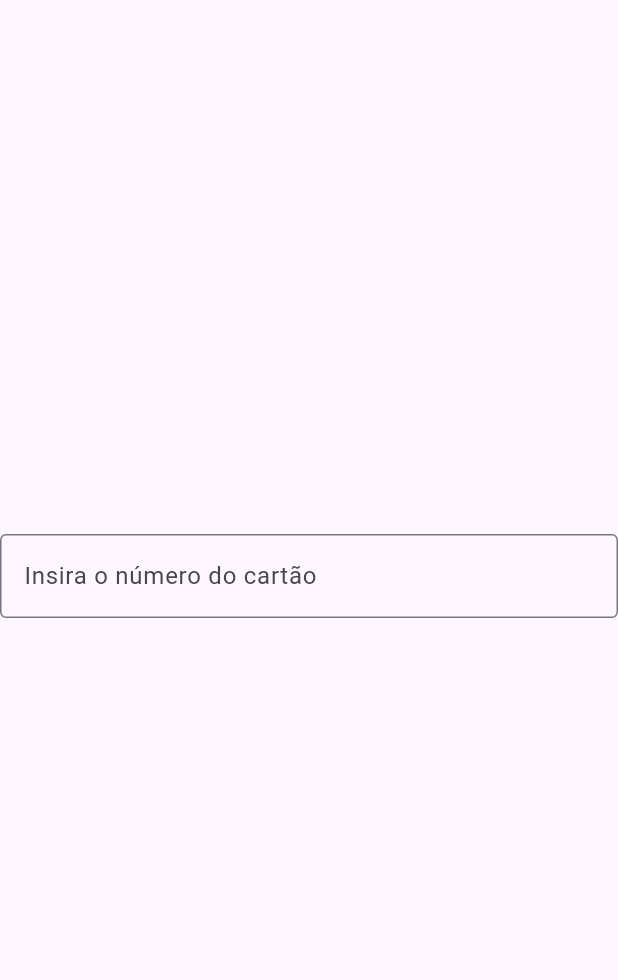
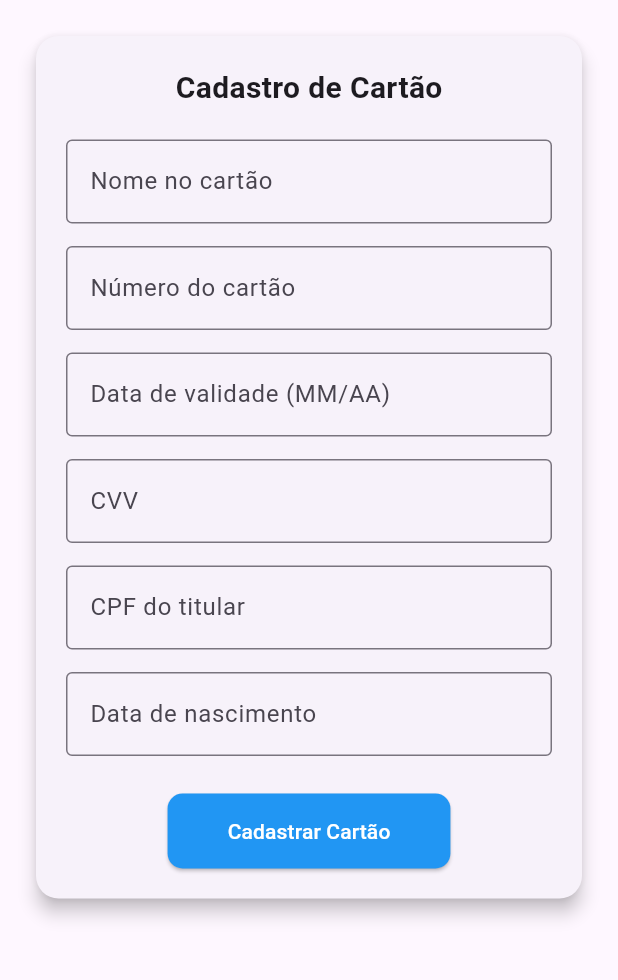
Before and after one commit to kauanvinicius9/CrediTech, a Flutter app: the NovoCartao screen opened directly, on a phone screen of 412 x 824 dp, the part 84-1064 px from its top. Run offline on Flutter 3.47's test engine with Material 3 defaults, Android fonts, the phone set to English and light mode, and no system bars.

Commit message:
new pages

```diff
--- a/bank/lib/novocartao.dart
+++ b/bank/lib/novocartao.dart
@@ -12,20 +12,103 @@ class NovoCartao extends StatelessWidget {
         backgroundColor: Colors.blue,
       ),
 
-      body: Center(
+      body: ListView(
+        padding: EdgeInsets.all(20),
+        children: [
+          Card(
+            elevation: 5,
+            shape: RoundedRectangleBorder(
+              borderRadius: BorderRadius.circular(15),
+            ),
+            child: Padding(
+              padding: EdgeInsets.all(20),
+
               child: Column(
-          mainAxisAlignment: MainAxisAlignment.center,
-          spacing: 30,
                 children: [
+                  Text("Cadastro de Cartão", style: TextStyle(fontSize: 20, fontWeight: FontWeight.bold)),
+                  SizedBox(height: 20),
                   TextField(
                     decoration: InputDecoration(
-                hintText: "Insira o número do cartão",
+                      labelText: "Nome no cartão",
                       border: OutlineInputBorder(),
+                    ),
+                  ),
+
+                  SizedBox(height: 15),
+
+                  TextField(
+                    keyboardType: TextInputType.number,
+                    decoration: InputDecoration(
+                      labelText: "Número do cartão",
+                      border: OutlineInputBorder(),
+                    ),
+                  ),
+
+                  SizedBox(height: 15),
+
+                  TextField(
+                    keyboardType: TextInputType.datetime,
+                    decoration: InputDecoration(
+                      labelText: "Data de validade (MM/AA)",
+                      border: OutlineInputBorder(),
+                    ),
+                  ),
+
+                  SizedBox(height: 15),
+
+                  TextField(
+                    keyboardType: TextInputType.number,
+                    decoration: InputDecoration(
+                      labelText: "CVV",
+                      border: OutlineInputBorder(),
+                    ),
+                    obscureText: true,
+                  ),
+
+                  SizedBox(height: 15),
+
+                  TextField(
+                    decoration: InputDecoration(
+                      labelText: "CPF do titular",
+                      border: OutlineInputBorder(),
+                    ),
+                  ),
+
+                  SizedBox(height: 15),
+
+                  TextField(
+                    decoration: InputDecoration(
+                      labelText: "Data de nascimento",
+                      border: OutlineInputBorder(),
+                    ),
+                  ),
+
+                  SizedBox(height: 25),
+
+                  ElevatedButton(
+                    style: ElevatedButton.styleFrom(
+                      backgroundColor: Colors.blue,
+                      padding: EdgeInsets.symmetric(
+                        horizontal: 40,
+                        vertical: 15,
+                      ),
+                      shape: RoundedRectangleBorder(
+                        borderRadius: BorderRadius.circular(10),
+                      ),
+                    ),
+
+                    onPressed: () {},
+
+                    child: Text("Cadastrar Cartão", style: TextStyle(color: Colors.white),
+
                     ),
                   ),
                 ],
               ),
             ),
+          ),
+        ],
+      ),
     );
   }
 }
```
Also changed, not shown: bank/lib/boleto.dart (+10 -3 lines), bank/lib/cartao.dart (+64 -33 lines), bank/lib/main.dart (+20 -23 lines), bank/lib/pagamento.dart (+44 -16 lines), bank/lib/pix.dart (+10 -3 lines), 3 other files. Lines whose indentation alone changed are shown as unchanged.
